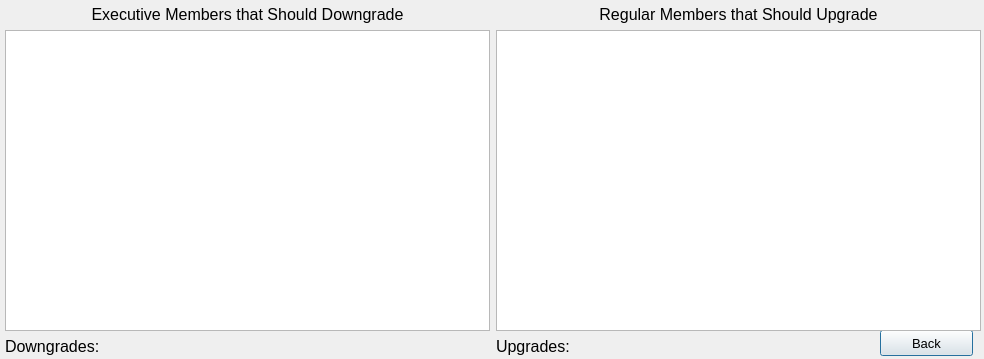
Old version of the form memberupgrade.ui in the repository max9001/Bulk-Club-Project.
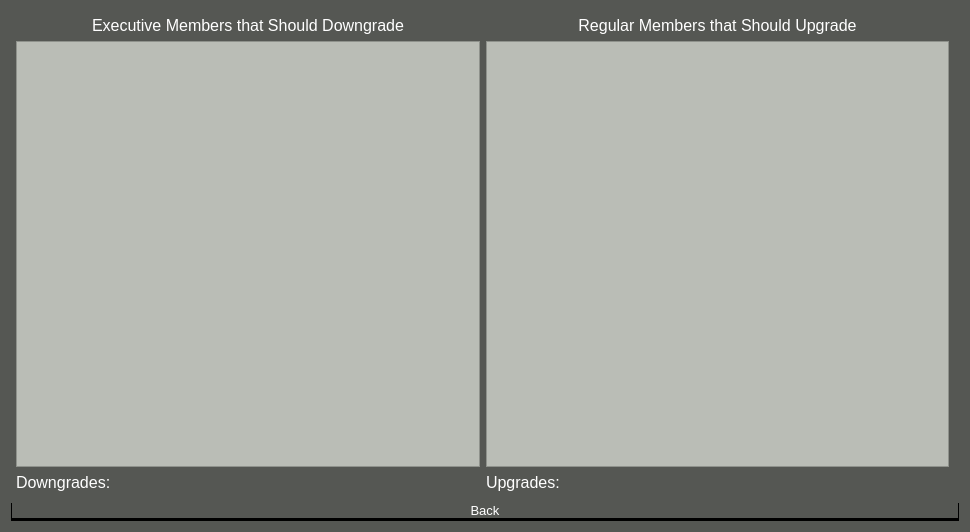
New version of the form.

What changed in the file:
```diff
--- a/memberupgrade.ui
+++ b/memberupgrade.ui
@@ -6,43 +6,179 @@
    <rect>
     <x>0</x>
     <y>0</y>
-    <width>984</width>
-    <height>359</height>
+    <width>970</width>
+    <height>532</height>
    </rect>
   </property>
   <property name="windowTitle">
    <string>Dialog</string>
   </property>
-  <widget class="QPushButton" name="cancelButton">
-   <property name="geometry">
-    <rect>
-     <x>880</x>
-     <y>330</y>
-     <width>93</width>
-     <height>26</height>
-    </rect>
-   </property>
-   <property name="font">
-    <font>
-     <pointsize>10</pointsize>
-    </font>
-   </property>
    <property name="styleSheet">
-    <string notr="true"/>
-   </property>
-   <property name="text">
-    <string>Back</string>
-   </property>
-  </widget>
-  <widget class="QWidget" name="horizontalLayoutWidget">
-   <property name="geometry">
-    <rect>
-     <x>0</x>
-     <y>0</y>
-     <width>991</width>
-     <height>361</height>
-    </rect>
-   </property>
+   <string notr="true">QPushButton{
+	background-color: rgb(46, 52, 54);
+	border: none;
+	color: rgb(255, 255, 255);
+	border-left: 1px solid rgb(0, 0, 0);
+	border-right: 1px solid rgb(0, 0, 0);
+	border-bottom: 3px solid rgb(0, 0, 0);
+}
+
+QPushButton:hover{
+	background-color: rgb(59, 59, 59);
+	border: none;
+	color: rgb(255, 255, 255);
+	border-left: 1px solid rgb(29, 29, 29);
+	border-right: 1px solid rgb(29, 29, 29);
+	border-bottom: 3px solid rgb(29, 29, 29);
+}
+
+QPushButton:pressed{
+	background-color: rgb(46, 52, 54);
+	border: none;
+	color: rgb(255, 255, 255);
+	border-left: 1px solid rgb(0, 0, 0);
+	border-right: 1px solid rgb(0, 0, 0);
+	border-top: 3px solid rgb(0, 0, 0);
+}
+
+QDialog{
+	background-color: rgb(85, 87, 83);
+}
+
+QWidget{
+	background-color: rgb(85, 87, 83);
+}
+
+QMainWindow{
+	background-color: rgb(85, 87, 83);
+}
+
+QLabel{
+	color: rgb(255, 255, 255);
+	
+}
+
+QLineEdit{
+	border: 2px solid rgb(37, 39, 48);
+	border-radius: 10px;
+	color: #FFF;
+	background-color:rgb(34, 36, 44);
+}
+
+QLineEdit:hover{
+	border: 2px solid rgb(48, 50, 62);
+}
+
+QLineEdit:focus{
+	border: 2px solid rgb(85, 170, 255);
+	background-color:rgb(43, 45, 56);
+}
+
+
+/*--------------------------------------------------------------------------------------------*/
+
+ QScrollBar:vertical {
+	border: none;
+    background: rgb(45, 45, 68);
+    width: 14px;
+    margin: 15px 0 15px 0;
+	border-radius: 0px;
+ }
+
+/*  HANDLE BAR VERTICAL */
+QScrollBar::handle:vertical {	
+	background-color: rgb(80, 80, 122);
+	min-height: 30px;
+	border-radius: 7px;
+}
+QScrollBar::handle:vertical:hover{	
+	background-color: rgb(255, 0, 127);
+}
+QScrollBar::handle:vertical:pressed {	
+	background-color: rgb(185, 0, 92);
+}
+
+/* BTN TOP - SCROLLBAR */
+QScrollBar::sub-line:vertical {
+	border: none;
+	background-color: rgb(59, 59, 90);
+	height: 15px;
+	border-top-left-radius: 7px;
+	border-top-right-radius: 7px;
+	subcontrol-position: top;
+	subcontrol-origin: margin;
+}
+QScrollBar::sub-line:vertical:hover {	
+	background-color: rgb(255, 0, 127);
+}
+QScrollBar::sub-line:vertical:pressed {	
+	background-color: rgb(185, 0, 92);
+}
+
+/* BTN BOTTOM - SCROLLBAR */
+QScrollBar::add-line:vertical {
+	border: none;
+	background-color: rgb(59, 59, 90);
+	height: 15px;
+	border-bottom-left-radius: 7px;
+	border-bottom-right-radius: 7px;
+	subcontrol-position: bottom;
+	subcontrol-origin: margin;
+}
+QScrollBar::add-line:vertical:hover {	
+	background-color: rgb(255, 0, 127);
+}
+QScrollBar::add-line:vertical:pressed {	
+	background-color: rgb(185, 0, 92);
+}
+
+/* RESET ARROW */
+QScrollBar::up-arrow:vertical, QScrollBar::down-arrow:vertical {
+	background: none;
+}
+QScrollBar::add-page:vertical, QScrollBar::sub-page:vertical {
+	background: none;
+}
+
+
+QTableView{
+	background-color: rgb(186, 189, 182);
+}
+
+
+
+QScrollBar:horizontal {
+    border: none;
+    background: rgb(45, 45, 68);
+    width: 14px;
+    margin: 15px 0 15px 0;
+	border-radius: 0px;
+}
+QScrollBar::handle:horizontal {
+    background-color: rgb(80, 80, 122);
+	min-height: 30px;
+	border-radius: 7px;
+}
+QScrollBar::add-line:horizontal {
+    background-color: rgb(255, 0, 127);
+}
+
+QScrollBar::sub-line:horizontal {
+    background-color: rgb(185, 0, 92);
+}
+QScrollBar::up-arrow:horizontal, QScrollBar::down-arrow:horizontal
+{
+    background: none;
+}
+QScrollBar::add-page:horizontal, QScrollBar::sub-page:horizontal
+{
+    background: none;
+}
+
+</string>
+  </property>
+  <layout class="QVBoxLayout" name="verticalLayout">
+   <item>
    <layout class="QHBoxLayout" name="memberLayout">
     <property name="leftMargin">
      <number>5</number>
@@ -125,7 +261,23 @@
      </layout>
     </item>
    </layout>
-  </widget>
+   </item>
+   <item>
+    <widget class="QPushButton" name="cancelButton">
+     <property name="font">
+      <font>
+       <pointsize>10</pointsize>
+      </font>
+     </property>
+     <property name="styleSheet">
+      <string notr="true"/>
+     </property>
+     <property name="text">
+      <string>Back</string>
+     </property>
+    </widget>
+   </item>
+  </layout>
  </widget>
  <resources/>
  <connections/>
```
Lines whose indentation alone changed are shown as unchanged.
